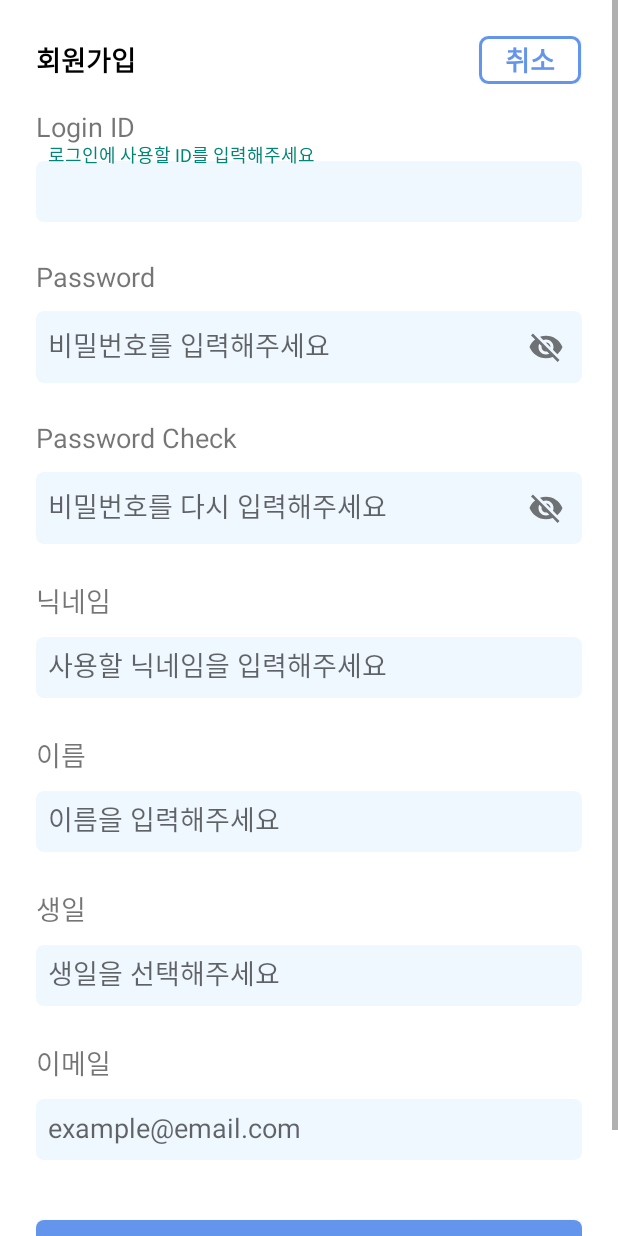
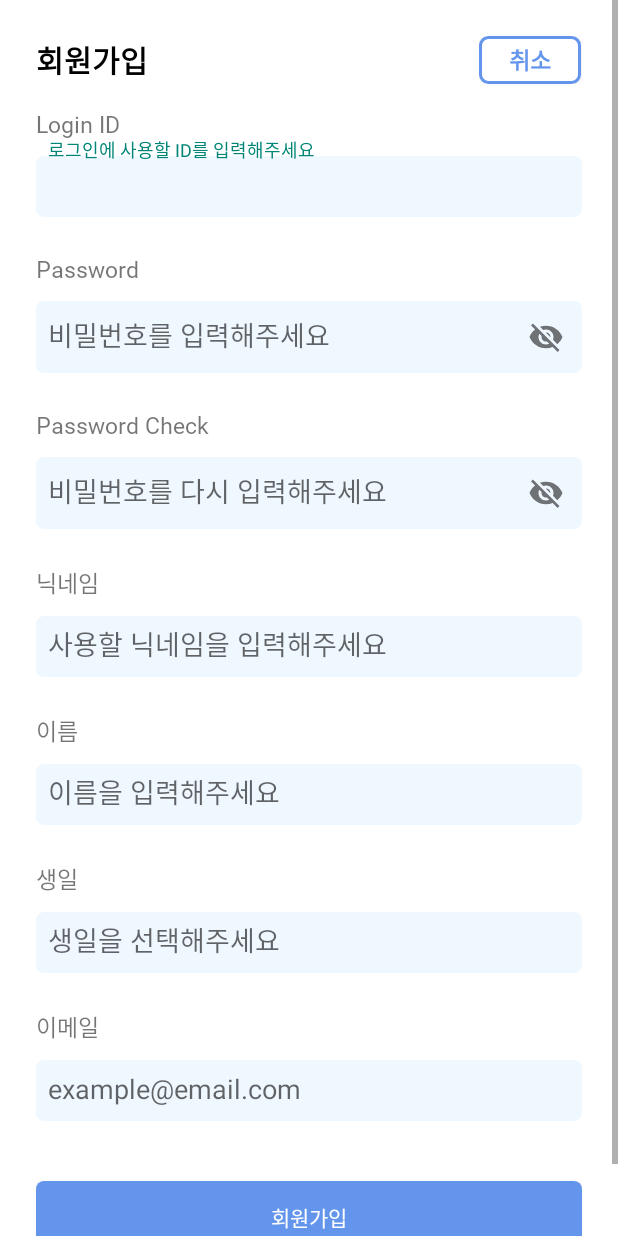
Before and after one commit to 23-2-Software-Engineering/FE, an Android app: the screen it shows after launch (SignUpActivity), after a tap on "회원가입", on a phone screen of 412 x 824 dp. Run offline under Robolectric (Android 15) with nearby library versions, the phone set to English and light mode, and no system bars.

Commit message:
전체 UI 보완

```diff
--- a/app/src/main/res/layout/activity_sign_up.xml
+++ b/app/src/main/res/layout/activity_sign_up.xml
@@ -30,7 +30,8 @@
                 android:gravity="center_vertical"
                 android:text="회원가입"
                 android:textColor="@color/black"
-                android:textSize="18dp"
+                android:fontFamily="@font/gwangyangtouching"
+                android:textSize="20dp"
                 android:textStyle="bold" />
 
             <!-- 취소 버튼 -->
@@ -39,10 +40,10 @@
                 android:layout_width="68dp"
                 android:layout_height="match_parent"
                 android:background="@drawable/action_btn_shape2"
-
                 android:text="취소"
+                android:fontFamily="@font/gwangyangtouching"
                 android:textColor="@color/cornflowerblue"
-                android:textSize="18dp"
+                android:textSize="15dp"
                 android:textStyle="bold" />
 
             <!--        </LinearLayout>-->
@@ -251,9 +252,11 @@
 
         <TextView
             android:text="Login ID"
-            android:textSize="18sp"
+            android:textSize="15sp"
+            android:fontFamily="@font/gwangyangtouching"
             android:layout_width="wrap_content"
             android:layout_height="match_parent"/>
+
         <com.google.android.material.textfield.TextInputLayout
             android:id="@+id/til_id"
             android:layout_width="match_parent"
@@ -265,14 +268,17 @@
                 android:layout_height="wrap_content"
                 android:background="@drawable/til_background"
                 android:padding="8dp"
+
                 android:hint="로그인에 사용할 ID를 입력해주세요" />
         </com.google.android.material.textfield.TextInputLayout>
 
         <TextView
             android:text="Password"
-            android:textSize="18sp"
+            android:textSize="15sp"
+            android:fontFamily="@font/gwangyangtouching"
             android:layout_width="wrap_content"
             android:layout_height="match_parent"/>
+
         <com.google.android.material.textfield.TextInputLayout
             android:id="@+id/til_password"
             android:layout_width="match_parent"
@@ -290,9 +296,11 @@
 
         <TextView
             android:text="Password Check"
-            android:textSize="18sp"
+            android:textSize="15sp"
+            android:fontFamily="@font/gwangyangtouching"
             android:layout_width="wrap_content"
             android:layout_height="match_parent"/>
+
         <com.google.android.material.textfield.TextInputLayout
             android:id="@+id/til_password_check"
             android:layout_width="match_parent"
@@ -310,9 +318,11 @@
 
         <TextView
             android:text="닉네임"
-            android:textSize="18sp"
+            android:textSize="15sp"
+            android:fontFamily="@font/gwangyangtouching"
             android:layout_width="wrap_content"
             android:layout_height="match_parent"/>
+
         <com.google.android.material.textfield.TextInputLayout
             android:id="@+id/til_nickname"
             android:layout_width="match_parent"
@@ -329,9 +339,11 @@
 
         <TextView
             android:text="이름"
-            android:textSize="18sp"
+            android:textSize="15sp"
+            android:fontFamily="@font/gwangyangtouching"
             android:layout_width="wrap_content"
             android:layout_height="match_parent"/>
+
         <com.google.android.material.textfield.TextInputLayout
             android:id="@+id/til_name"
             android:layout_width="match_parent"
@@ -348,9 +360,11 @@
 
         <TextView
             android:text="생일"
-            android:textSize="18sp"
+            android:textSize="15sp"
+            android:fontFamily="@font/gwangyangtouching"
             android:layout_width="wrap_content"
             android:layout_height="match_parent"/>
+
         <com.google.android.material.textfield.TextInputLayout
             android:id="@+id/til_birthday"
             android:layout_width="match_parent"
@@ -367,9 +381,11 @@
 
         <TextView
             android:text="이메일"
-            android:textSize="18sp"
+            android:textSize="15sp"
+            android:fontFamily="@font/gwangyangtouching"
             android:layout_width="wrap_content"
             android:layout_height="match_parent"/>
+
         <com.google.android.material.textfield.TextInputLayout
             android:id="@+id/til_email"
             android:layout_width="match_parent"
@@ -394,9 +410,9 @@
             android:paddingTop="8dp"
             android:paddingRight="16dp"
             android:paddingBottom="8dp"
+            android:fontFamily="@font/gwangyangtouching"
             android:text="회원가입"
-            android:textColor="@color/white"
-            android:textStyle="bold" />
+            android:textColor="@color/white" />
 
     </LinearLayout>
 
--- a/app/src/main/res/layout/course_list_item.xml
+++ b/app/src/main/res/layout/course_list_item.xml
@@ -43,8 +43,8 @@
         android:background="#FFFFFF"
         android:gravity="center|left"
         android:text="  여행지명1"
-        android:textColor="#292A6A"
-        android:textSize="24dp"
+        android:fontFamily="@font/gwangyangtouching"
+        android:textSize="15dp"
         android:textStyle="bold"
         app:layout_constraintBottom_toBottomOf="parent"
         app:layout_constraintStart_toEndOf="@+id/imageView2"
--- a/app/src/main/res/layout/map_item.xml
+++ b/app/src/main/res/layout/map_item.xml
@@ -19,6 +19,8 @@
             android:layout_marginStart="8dp"
             android:layout_marginTop="8dp"
             android:text="이름"
+            android:textSize="15sp"
+            android:fontFamily="@font/gwangyangtouching"
             android:textColor="?android:attr/textColorPrimary"
             app:layout_constraintStart_toStartOf="parent"
             app:layout_constraintTop_toTopOf="parent" />
@@ -50,6 +52,8 @@
             android:layout_height="wrap_content"
             android:layout_marginEnd="20dp"
             android:text="선택"
+            android:fontFamily="@font/gwangyangtouching"
+            android:backgroundTint="@color/aliceBlue"
             app:layout_constraintBottom_toBottomOf="parent"
             app:layout_constraintEnd_toEndOf="parent"
             app:layout_constraintTop_toTopOf="parent" />
--- a/app/src/main/res/layout/postview_item.xml
+++ b/app/src/main/res/layout/postview_item.xml
@@ -18,6 +18,8 @@
         android:layout_width="match_parent"
         android:layout_height="wrap_content"
         android:gravity="center"
+        android:layout_margin="10dp"
         android:text="Text Text"
+        android:fontFamily="@font/gwangyangtouching"
         android:textSize="16sp" />
 </LinearLayout>
```
Also changed, not shown: app/src/main/res/layout/activity_post_contents.xml (+5 -7 lines), app/src/main/res/layout/activity_read_my_post_list.xml (+7 -7 lines), app/src/main/res/layout/activity_select_tag.xml (+8 -6 lines), app/src/main/res/layout/activity_sign_in.xml (+5 -2 lines), app/src/main/res/layout/balloon_layout.xml (+4 -3 lines), app/src/main/res/layout/course.xml (+25 -21 lines), app/src/main/res/layout/course_list.xml (+6 -3 lines), app/src/main/res/layout/course_view.xml (+10 -10 lines), app/src/main/res/layout/course_view_item.xml (+5 -2 lines), app/src/main/res/layout/data_input.xml (+12 -8 lines), app/src/main/res/layout/kakao_map.xml (+10 -1 lines).
